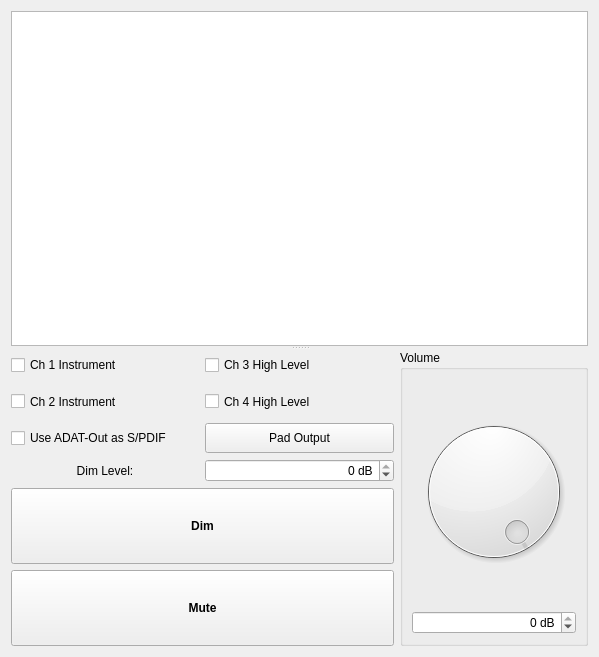
Qt form libffado/support/mixer-qt4/ffado/mixer/saffire_dice_monitoring.ui (adiknoth/ffado) before a commit.
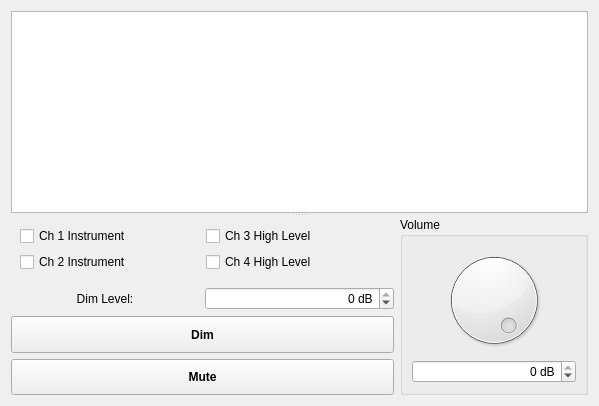
The same form after that commit.

Commit message:
Re-factor the generic-dice parts of the mixer into its own gui.
For devices that have a dice EAP but are not focusrite, using 'mixer = "Generic_Dice_EAP"' in the configuration should give a nice mixer and router.

```diff
--- a/libffado/support/mixer-qt4/ffado/mixer/saffire_dice_monitoring.ui
+++ b/libffado/support/mixer-qt4/ffado/mixer/saffire_dice_monitoring.ui
@@ -7,7 +7,7 @@
     <x>0</x>
     <y>0</y>
     <width>599</width>
-    <height>657</height>
+    <height>406</height>
    </rect>
   </property>
   <property name="windowTitle">
@@ -27,44 +27,102 @@
        </sizepolicy>
       </property>
      </widget>
-     <widget class="QWidget" name="layoutWidget">
+     <widget class="QWidget" name="">
       <layout class="QGridLayout" name="gridLayout">
-       <item row="3" column="0">
-        <widget class="QLabel" name="label">
-         <property name="text">
-          <string>Dim Level:</string>
-         </property>
-         <property name="alignment">
-          <set>Qt::AlignCenter</set>
-         </property>
-         <property name="buddy">
-          <cstring>dimLevel</cstring>
-         </property>
-        </widget>
-       </item>
-       <item row="3" column="1">
-        <widget class="QSpinBox" name="dimLevel">
-         <property name="sizePolicy">
-          <sizepolicy hsizetype="Minimum" vsizetype="Fixed">
-           <horstretch>0</horstretch>
-           <verstretch>0</verstretch>
-          </sizepolicy>
-         </property>
-         <property name="alignment">
-          <set>Qt::AlignRight|Qt::AlignTrailing|Qt::AlignVCenter</set>
-         </property>
-         <property name="suffix">
-          <string> dB</string>
-         </property>
-         <property name="minimum">
-          <number>-127</number>
-         </property>
-         <property name="maximum">
+       <item row="0" column="0" rowspan="2" colspan="2">
+        <widget class="QStackedWidget" name="stacked">
+         <property name="currentIndex">
           <number>0</number>
          </property>
+         <widget class="QWidget" name="pagePro24">
+          <layout class="QGridLayout" name="gridLayout_3">
+           <item row="0" column="0">
+            <widget class="QCheckBox" name="chkInst1">
+             <property name="sizePolicy">
+              <sizepolicy hsizetype="Minimum" vsizetype="Minimum">
+               <horstretch>0</horstretch>
+               <verstretch>0</verstretch>
+              </sizepolicy>
+             </property>
+             <property name="text">
+              <string>Ch 1 Instrument</string>
+             </property>
+            </widget>
+           </item>
+           <item row="1" column="1">
+            <widget class="QCheckBox" name="chkLevel4">
+             <property name="sizePolicy">
+              <sizepolicy hsizetype="Minimum" vsizetype="Minimum">
+               <horstretch>0</horstretch>
+               <verstretch>0</verstretch>
+              </sizepolicy>
+             </property>
+             <property name="text">
+              <string>Ch 4 High Level</string>
+             </property>
+            </widget>
+           </item>
+           <item row="1" column="0">
+            <widget class="QCheckBox" name="chkInst2">
+             <property name="sizePolicy">
+              <sizepolicy hsizetype="Minimum" vsizetype="Minimum">
+               <horstretch>0</horstretch>
+               <verstretch>0</verstretch>
+              </sizepolicy>
+             </property>
+             <property name="text">
+              <string>Ch 2 Instrument</string>
+             </property>
+            </widget>
+           </item>
+           <item row="0" column="1">
+            <widget class="QCheckBox" name="chkLevel3">
+             <property name="sizePolicy">
+              <sizepolicy hsizetype="Minimum" vsizetype="Minimum">
+               <horstretch>0</horstretch>
+               <verstretch>0</verstretch>
+              </sizepolicy>
+             </property>
+             <property name="text">
+              <string>Ch 3 High Level</string>
+             </property>
+            </widget>
+           </item>
+          </layout>
+         </widget>
+         <widget class="QWidget" name="pagePro40">
+          <layout class="QHBoxLayout" name="horizontalLayout">
+           <item>
+            <widget class="QCheckBox" name="chkSpdif">
+             <property name="sizePolicy">
+              <sizepolicy hsizetype="Minimum" vsizetype="Minimum">
+               <horstretch>0</horstretch>
+               <verstretch>0</verstretch>
+              </sizepolicy>
+             </property>
+             <property name="text">
+              <string>Use ADAT-Out as S/PDIF</string>
+             </property>
+            </widget>
+           </item>
+           <item>
+            <widget class="QPushButton" name="btnPad">
+             <property name="sizePolicy">
+              <sizepolicy hsizetype="Minimum" vsizetype="Minimum">
+               <horstretch>0</horstretch>
+               <verstretch>0</verstretch>
+              </sizepolicy>
+             </property>
+             <property name="text">
+              <string>Pad Output</string>
+             </property>
+            </widget>
+           </item>
+          </layout>
+         </widget>
         </widget>
        </item>
-       <item row="0" column="2" rowspan="6">
+       <item row="0" column="2" rowspan="5">
         <widget class="QGroupBox" name="groupBox">
          <property name="sizePolicy">
           <sizepolicy hsizetype="Preferred" vsizetype="Expanding">
@@ -117,7 +175,42 @@
          </layout>
         </widget>
        </item>
-       <item row="4" column="0" colspan="2">
+       <item row="2" column="0">
+        <widget class="QLabel" name="label">
+         <property name="text">
+          <string>Dim Level:</string>
+         </property>
+         <property name="alignment">
+          <set>Qt::AlignCenter</set>
+         </property>
+         <property name="buddy">
+          <cstring>dimLevel</cstring>
+         </property>
+        </widget>
+       </item>
+       <item row="2" column="1">
+        <widget class="QSpinBox" name="dimLevel">
+         <property name="sizePolicy">
+          <sizepolicy hsizetype="Minimum" vsizetype="Fixed">
+           <horstretch>0</horstretch>
+           <verstretch>0</verstretch>
+          </sizepolicy>
+         </property>
+         <property name="alignment">
+          <set>Qt::AlignRight|Qt::AlignTrailing|Qt::AlignVCenter</set>
+         </property>
+         <property name="suffix">
+          <string> dB</string>
+         </property>
+         <property name="minimum">
+          <number>-127</number>
+         </property>
+         <property name="maximum">
+          <number>0</number>
+         </property>
+        </widget>
+       </item>
+       <item row="3" column="0" colspan="2">
         <widget class="QPushButton" name="btnDim">
          <property name="sizePolicy">
           <sizepolicy hsizetype="Minimum" vsizetype="Expanding">
@@ -139,7 +232,7 @@
          </property>
         </widget>
        </item>
-       <item row="5" column="0" colspan="2">
+       <item row="4" column="0" colspan="2">
         <widget class="QPushButton" name="btnMute">
          <property name="sizePolicy">
           <sizepolicy hsizetype="Minimum" vsizetype="Expanding">
@@ -161,84 +254,6 @@
          </property>
         </widget>
        </item>
-       <item row="0" column="0">
-        <widget class="QCheckBox" name="chkInst1">
-         <property name="sizePolicy">
-          <sizepolicy hsizetype="Minimum" vsizetype="Minimum">
-           <horstretch>0</horstretch>
-           <verstretch>0</verstretch>
-          </sizepolicy>
-         </property>
-         <property name="text">
-          <string>Ch 1 Instrument</string>
-         </property>
-        </widget>
-       </item>
-       <item row="0" column="1">
-        <widget class="QCheckBox" name="chkLevel3">
-         <property name="sizePolicy">
-          <sizepolicy hsizetype="Minimum" vsizetype="Minimum">
-           <horstretch>0</horstretch>
-           <verstretch>0</verstretch>
-          </sizepolicy>
-         </property>
-         <property name="text">
-          <string>Ch 3 High Level</string>
-         </property>
-        </widget>
-       </item>
-       <item row="1" column="0">
-        <widget class="QCheckBox" name="chkInst2">
-         <property name="sizePolicy">
-          <sizepolicy hsizetype="Minimum" vsizetype="Minimum">
-           <horstretch>0</horstretch>
-           <verstretch>0</verstretch>
-          </sizepolicy>
-         </property>
-         <property name="text">
-          <string>Ch 2 Instrument</string>
-         </property>
-        </widget>
-       </item>
-       <item row="1" column="1">
-        <widget class="QCheckBox" name="chkLevel4">
-         <property name="sizePolicy">
-          <sizepolicy hsizetype="Minimum" vsizetype="Minimum">
-           <horstretch>0</horstretch>
-           <verstretch>0</verstretch>
-          </sizepolicy>
-         </property>
-         <property name="text">
-          <string>Ch 4 High Level</string>
-         </property>
-        </widget>
-       </item>
-       <item row="2" column="0">
-        <widget class="QCheckBox" name="chkSpdif">
-         <property name="sizePolicy">
-          <sizepolicy hsizetype="Minimum" vsizetype="Minimum">
-           <horstretch>0</horstretch>
-           <verstretch>0</verstretch>
-          </sizepolicy>
-         </property>
-         <property name="text">
-          <string>Use ADAT-Out as S/PDIF</string>
-         </property>
-        </widget>
-       </item>
-       <item row="2" column="1">
-        <widget class="QPushButton" name="btnPad">
-         <property name="sizePolicy">
-          <sizepolicy hsizetype="Minimum" vsizetype="Minimum">
-           <horstretch>0</horstretch>
-           <verstretch>0</verstretch>
-          </sizepolicy>
-         </property>
-         <property name="text">
-          <string>Pad Output</string>
-         </property>
-        </widget>
-       </item>
       </layout>
      </widget>
     </widget>
```
The commit also changes 3 other files.
